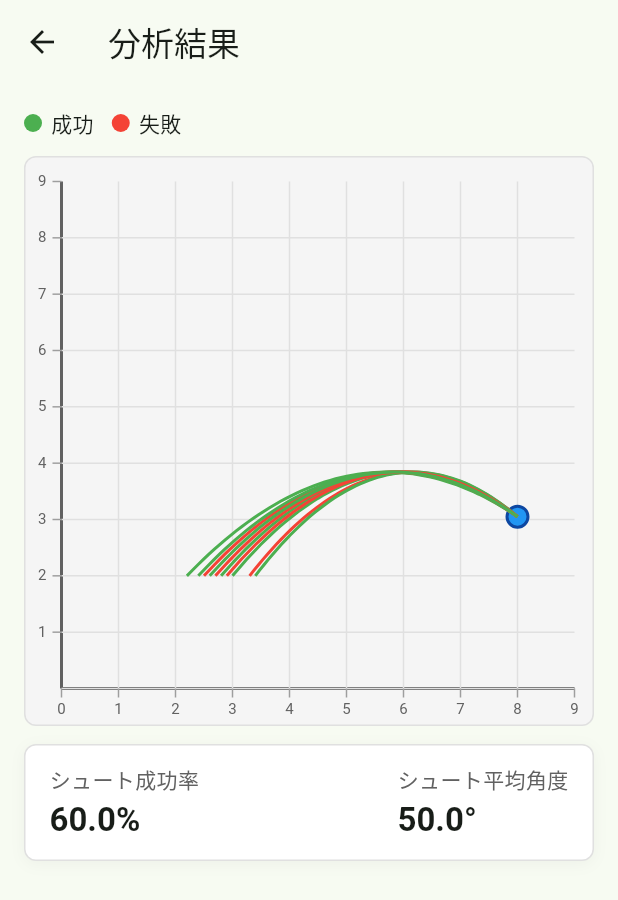
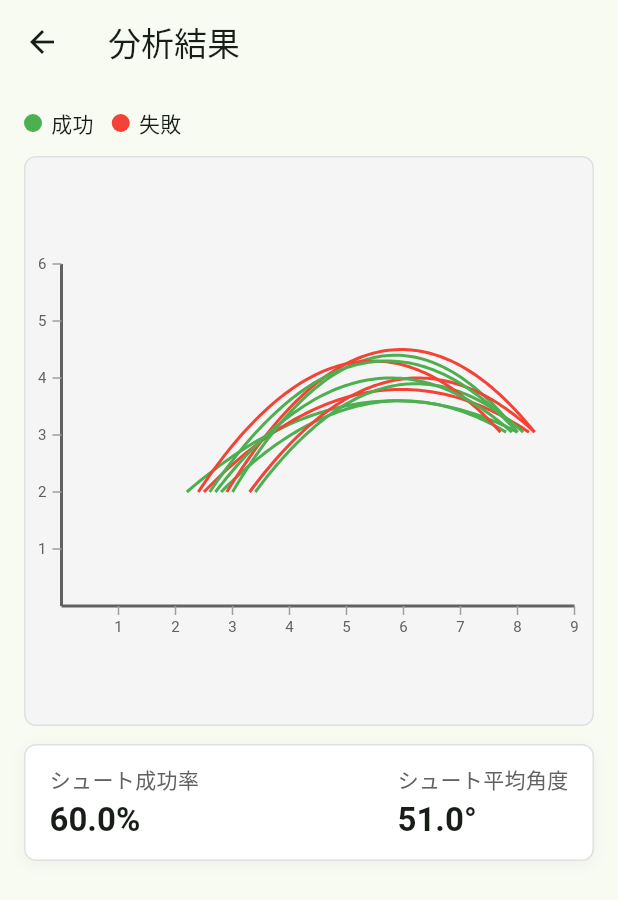
Before and after one commit to miyakp098/shot_trace_app, a Flutter app: the screen it shows after launch, after a tap on "分析結果", on a phone screen of 412 x 824 dp. Shown: the top 900 px of the screen. Run offline on Flutter 3.47's test engine with Material 3 defaults, Android fonts, the light colour scheme and no system bars; our stand-ins replace camera, flutter_svg, gallery_saver; project files that could hold a hidden picture were left out.

Commit message:
jsonと描画の修正

```diff
--- a/lib/models/shot.dart
+++ b/lib/models/shot.dart
@@ -19,7 +19,7 @@ class Shot {
     required this.shotId,
     required this.made,
     required this.releaseAngle,
-    required this.releaseHeight,
+    required this.peakHeight,
     required this.releasePosition,
     required this.endPosition,
   });
@@ -27,16 +27,25 @@ class Shot {
   final int shotId;
   final bool made;
   final double releaseAngle; // degrees
-  final double releaseHeight; // meters
+  final double peakHeight; // meters (trajectory apex absolute height)
   final ReleasePosition releasePosition;
   final ReleasePosition endPosition;
 
   factory Shot.fromJson(Map<String, dynamic> json) {
+    // Accept both `peakHeight` and legacy `releaseHeight`, and handle num/string safely
+    final dynamic peakRaw = json['peakHeight'] ?? json['releaseHeight'];
+    double peak = 0.0;
+    if (peakRaw is num) {
+      peak = peakRaw.toDouble();
+    } else if (peakRaw is String) {
+      peak = double.tryParse(peakRaw) ?? 0.0;
+    }
+
     return Shot(
       shotId: (json['shotId'] as num).toInt(),
       made: json['made'] as bool,
       releaseAngle: (json['releaseAngle'] as num).toDouble(),
-      releaseHeight: (json['releaseHeight'] as num).toDouble(),
+      peakHeight: peak,
       releasePosition: ReleasePosition.fromJson(
         json['releasePosition'] as Map<String, dynamic>,
       ),
--- a/lib/screens/analysis/widgets/parabola_graph.dart
+++ b/lib/screens/analysis/widgets/parabola_graph.dart
@@ -40,72 +40,43 @@ class _ParabolaPainter extends CustomPainter {
     const left = 24.0;
     const right = 12.0;
     const top = 16.0;
-    const fixedMaxD = 9.0;
-    const fixedMaxH = 9.0;
+    const bottom = 24.0;
+    const fixedMaxD = 9.0; // x軸は1〜9m表示
+    const fixedMaxH = 6.0; // y軸は0〜6m表示
     final maxH = fixedMaxH;
-    final groundY = size.height - 24;
     final widthUsable = size.width - left - right;
-    final heightUsable = groundY - top;
-    final kx = widthUsable / fixedMaxD;
-    final ky = heightUsable / (maxH == 0 ? 1 : maxH);
+    final heightUsable = size.height - top - bottom;
+    // 1mあたりのピクセルをx/y同一にする
+    final k = math.min(widthUsable / fixedMaxD, heightUsable / maxH);
+    final kx = k;
+    final ky = k;
+    // グラフ領域を中央に揃える原点（左下）
+    final xOrigin = left + (widthUsable - fixedMaxD * k) / 2.0;
+    final groundY = top + (heightUsable - maxH * k) / 2.0 + maxH * k;
 
     final axisPaint = Paint()
       ..color = Colors.grey.shade700
       ..strokeWidth = 2;
+    // X軸（地面）とY軸を同一スケールで描画
     canvas.drawLine(
-      Offset(left, groundY),
-      Offset(size.width - right, groundY),
+      Offset(xOrigin, groundY),
+      Offset(xOrigin + fixedMaxD * k, groundY),
       axisPaint,
     );
-    canvas.drawLine(Offset(left, groundY), Offset(left, top), axisPaint);
-
-    final bgPaint = Paint()
-      ..color = Colors.grey.shade300
-      ..style = PaintingStyle.stroke
-      ..strokeWidth = 1;
     canvas.drawLine(
-      Offset(left, groundY),
-      Offset(size.width - right, groundY),
-      bgPaint,
+      Offset(xOrigin, groundY),
+      Offset(xOrigin, groundY - maxH * k),
+      axisPaint,
     );
-
-    final gridPaint = Paint()
-      ..color = Colors.grey.shade300
-      ..strokeWidth = 1;
-    for (int m = 1; m < maxH; m++) {
-      final y = groundY - m * ky;
-      canvas.drawLine(
-        Offset(left, y),
-        Offset(size.width - right, y),
-        gridPaint,
-      );
-    }
-    for (int m = 1; m < fixedMaxD; m++) {
-      final x = left + m * kx;
-      canvas.drawLine(Offset(x, groundY), Offset(x, top), gridPaint);
-    }
-
-    // 横軸8m、縦軸3.05mの位置に円を描画（目印として残す場合はこのまま）
-    final double plotX = left + 8.0 * kx;
-    final double plotY = groundY - 3.05 * ky;
-    final Paint plotPaint = Paint()
-      ..color = Colors.blue
-      ..style = PaintingStyle.fill;
-    canvas.drawCircle(Offset(plotX, plotY), 7, plotPaint);
-    final Paint borderPaint = Paint()
-      ..color = Colors.blue.shade900
-      ..style = PaintingStyle.stroke
-      ..strokeWidth = 2;
-    canvas.drawCircle(Offset(plotX, plotY), 7, borderPaint);
-
     // リリースポイントの円描画は削除
 
     final tickPaint = Paint()
       ..color = Colors.grey.shade500
       ..strokeWidth = 1;
     final textStyle = TextStyle(color: Colors.grey[700], fontSize: 10);
-    for (int m = 0; m <= fixedMaxD; m++) {
-      final x = left + m * kx;
+    // x目盛は1〜9表示（0は表示しない）
+    for (int m = 1; m <= fixedMaxD; m++) {
+      final x = xOrigin + m * kx;
       canvas.drawLine(Offset(x, groundY), Offset(x, groundY + 6), tickPaint);
       final tp = TextPainter(
         text: TextSpan(text: '$m', style: textStyle),
@@ -113,18 +84,20 @@ class _ParabolaPainter extends CustomPainter {
       )..layout();
       tp.paint(canvas, Offset(x - tp.width / 2, groundY + 8));
     }
+    // y目盛は1〜6表示
     for (int m = 1; m <= maxH; m++) {
       final y = groundY - m * ky;
-      canvas.drawLine(Offset(left - 6, y), Offset(left, y), tickPaint);
+      canvas.drawLine(Offset(xOrigin - 6, y), Offset(xOrigin, y), tickPaint);
       final tp = TextPainter(
         text: TextSpan(text: '$m', style: textStyle),
         textDirection: TextDirection.ltr,
       )..layout();
-      tp.paint(canvas, Offset(left - tp.width - 10, y - tp.height / 2));
+      tp.paint(canvas, Offset(xOrigin - tp.width - 10, y - tp.height / 2));
     }
 
     if (shots.isEmpty) return;
 
+    // 二次関数 y = a(x - xv)^2 + hv でピーク高さを厳密に反映して描画
     for (final s in shots) {
       final path = Path();
       final color = s.made ? Colors.green : Colors.red;
@@ -132,23 +105,37 @@ class _ParabolaPainter extends CustomPainter {
         ..color = color
         ..style = PaintingStyle.stroke
         ..strokeWidth = 2.0;
-      const samples = 60;
-      // リリース・ゴール座標
-      final rx = left + s.releasePosition.x * kx;
-      final ry = groundY - s.releasePosition.y * ky;
-      final ex = left + s.endPosition.x * kx;
-      final ey = groundY - s.endPosition.y * ky;
-      // 放物線の高さ（releaseHeightとゴール高さの中間+αで近似）
-      final peakY = math.min(ry, ey) - 2.0 * ky;
+      const samples = 80;
+
+      // メートル座標系での始点・終点・頂点高さ
+      final double x0 = s.releasePosition.x;
+      final double y0 = s.releasePosition.y;
+      final double x2 = s.endPosition.x;
+      final double y2 = s.endPosition.y;
+      double hv = s.peakHeight;
+      final double yminReq = math.max(y0, y2) + 1e-6;
+      if (hv <= yminReq) {
+        hv = yminReq + 0.1; // 頂点が始終点より上に来るよう僅かに調整
+      }
+
+      // 頂点x座標xvを解く（頂点が必ず区間内に来るよう距離の和で解く）
+      // d0 = |x0 - xv|, d2 = |x2 - xv|, d0/d2 = r, かつ d0 + d2 = |x2 - x0|
+      // r = sqrt((y0 - hv)/(y2 - hv)) (>0) として、xv = (xL + r*xR)/(1+r) の形で区間内に配置
+      final double ratio = (y0 - hv) / (y2 - hv);
+      final double r = ratio > 0 ? math.sqrt(ratio.abs()) : 1.0;
+      double xv;
+      if (x0 <= x2) {
+        xv = (x0 + r * x2) / (1.0 + r);
+      } else {
+        xv = (x2 + r * x0) / (1.0 + r);
+      }
+      final double a = (y0 - hv) / ((x0 - xv) * (x0 - xv));
+
       for (int i = 0; i <= samples; i++) {
-        final t = i / samples;
-        // 2次ベジェで近似
-        final px =
-            (1 - t) * (1 - t) * rx +
-            2 * (1 - t) * t * ((rx + ex) / 2) +
-            t * t * ex;
-        final py =
-            (1 - t) * (1 - t) * ry + 2 * (1 - t) * t * peakY + t * t * ey;
+        final double xm = x0 + (x2 - x0) * (i / samples);
+        final double ym = a * (xm - xv) * (xm - xv) + hv;
+        final double px = xOrigin + xm * kx;
+        final double py = groundY - ym * ky;
         if (i == 0) {
           path.moveTo(px, py);
         } else {
--- a/mock/detailData.json
+++ b/mock/detailData.json
@@ -8,8 +8,8 @@
       "shotId": 1,
       "timestamp": "00:00:12.340",
       "made": true,
-      "releaseAngle": 50.0,
-      "releaseHeight": 3.0,
+      "releaseAngle": 60.0,
+      "peakHeight": 3.6,
       "entryAngle": 43.5,
       "releasePosition": { "x": 2.2, "y": 2.0 },
       "endPosition": { "x": 8.0, "y": 3.05 }
@@ -19,27 +19,27 @@
       "timestamp": "00:00:21.880",
       "made": false,
       "releaseAngle": 50.0,
-      "releaseHeight": 3.0,
+      "peakHeight": 3.8,
       "entryAngle": 32.1,
       "releasePosition": { "x": 2.5, "y": 2.0 },
-      "endPosition": { "x": 8.0, "y": 3.05 }
+      "endPosition": { "x": 8.2, "y": 3.05 }
     },
     {
       "shotId": 3,
       "timestamp": "00:00:30.450",
       "made": true,
       "releaseAngle": 50.0,
-      "releaseHeight": 3.0,
+      "peakHeight": 3.6,
       "entryAngle": 45.2,
       "releasePosition": { "x": 2.8, "y": 2.0 },
-      "endPosition": { "x": 8.0, "y": 3.05 }
+      "endPosition": { "x": 7.8, "y": 3.05 }
     },
     {
       "shotId": 4,
       "timestamp": "00:00:39.920",
       "made": true,
       "releaseAngle": 50.0,
-      "releaseHeight": 3.0,
+      "peakHeight": 4.4,
       "entryAngle": 41.8,
       "releasePosition": { "x": 3.0, "y": 2.0 },
       "endPosition": { "x": 8.0, "y": 3.05 }
@@ -49,57 +49,57 @@
       "timestamp": "00:00:49.610",
       "made": false,
       "releaseAngle": 50.0,
-      "releaseHeight": 4.0,
+      "peakHeight": 4.0,
       "entryAngle": 29.6,
       "releasePosition": { "x": 3.3, "y": 2.0 },
-      "endPosition": { "x": 8.0, "y": 3.05 }
+      "endPosition": { "x": 8.3, "y": 3.05 }
     },
     {
       "shotId": 6,
       "timestamp": "00:00:58.730",
       "made": true,
       "releaseAngle": 50.0,
-      "releaseHeight": 3.9,
+      "peakHeight": 3.9,
       "entryAngle": 47.9,
       "releasePosition": { "x": 3.4, "y": 2.0 },
-      "endPosition": { "x": 8.0, "y": 3.05 }
+      "endPosition": { "x": 8.1, "y": 3.05 }
     },
     {
       "shotId": 7,
       "timestamp": "00:01:07.150",
       "made": false,
       "releaseAngle": 50.0,
-      "releaseHeight": 3.0,
+      "peakHeight": 4.5,
       "entryAngle": 35.4,
       "releasePosition": { "x": 2.9, "y": 2.0 },
-      "endPosition": { "x": 8.0, "y": 3.05 }
+      "endPosition": { "x": 8.3, "y": 3.05 }
     },
     {
       "shotId": 8,
       "timestamp": "00:01:16.900",
-      "made": true,
+      "made": false,
       "releaseAngle": 50.0,
-      "releaseHeight": 3.0,
+      "peakHeight": 4.3,
       "entryAngle": 44.1,
       "releasePosition": { "x": 2.4, "y": 2.0 },
-      "endPosition": { "x": 8.0, "y": 3.05 }
+      "endPosition": { "x": 7.7, "y": 3.05 }
     },
     {
       "shotId": 9,
       "timestamp": "00:01:26.420",
-      "made": false,
+      "made": true,
       "releaseAngle": 50.0,
-      "releaseHeight": 3.0,
+      "peakHeight": 4.0,
       "entryAngle": 27.9,
       "releasePosition": { "x": 2.7, "y": 2.0 },
-      "endPosition": { "x": 8.0, "y": 3.05 }
+      "endPosition": { "x": 7.9, "y": 3.05 }
     },
     {
       "shotId": 10,
       "timestamp": "00:01:35.780",
       "made": true,
       "releaseAngle": 50.0,
-      "releaseHeight": 3.0,
+      "peakHeight": 4.3,
       "entryAngle": 46.3,
       "releasePosition": { "x": 2.6, "y": 2.0 },
       "endPosition": { "x": 8.0, "y": 3.05 }
```
